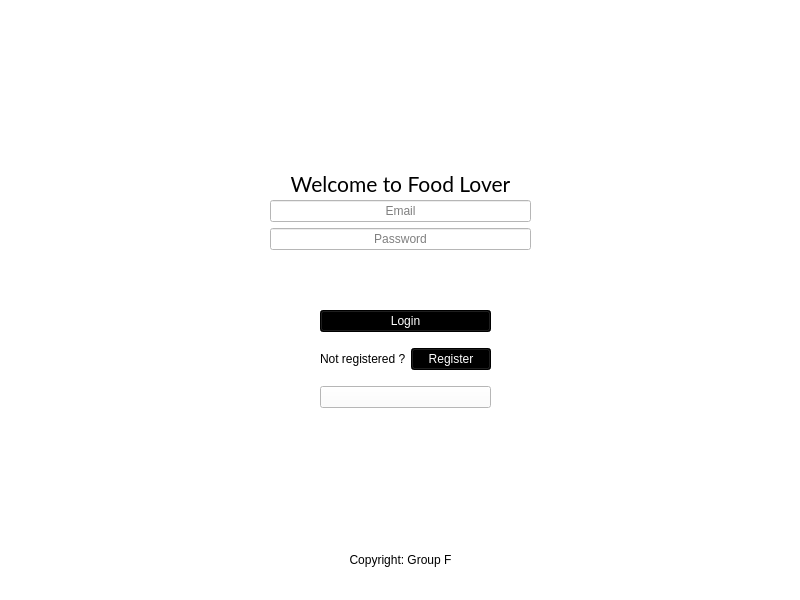
First picture: the form in main_window.ui, repository jonnyjm/Food_Lover_Ultimate, before the edit.
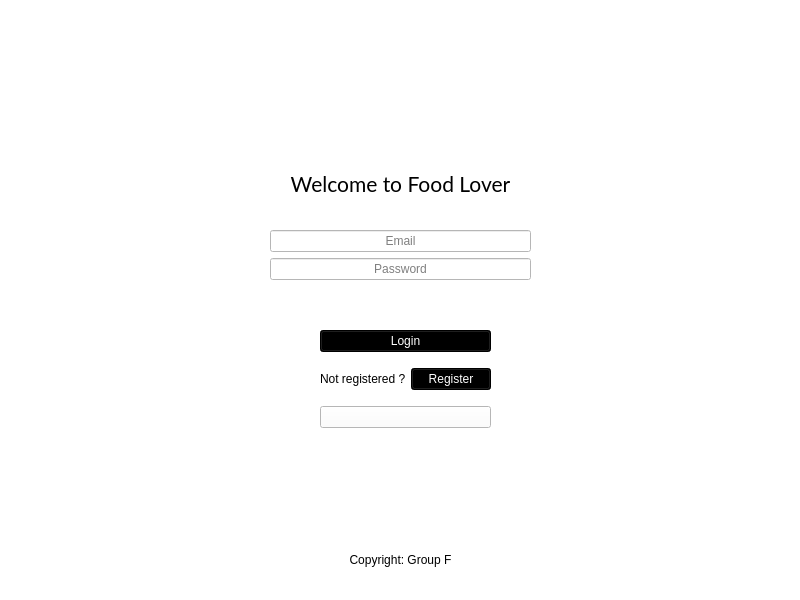
Second picture: the form after the edit. Icons and pictures are not drawn.

Diff of the .ui file:
```diff
--- a/main_window.ui
+++ b/main_window.ui
@@ -96,7 +96,7 @@
     <property name="geometry">
      <rect>
       <x>270</x>
-      <y>200</y>
+      <y>230</y>
       <width>261</width>
       <height>91</height>
      </rect>
@@ -130,6 +130,9 @@
      </item>
      <item>
       <widget class="QLabel" name="login_error">
+       <property name="styleSheet">
+        <string notr="true">color: rgb(255, 96, 96);</string>
+       </property>
        <property name="text">
         <string/>
        </property>
@@ -144,7 +147,7 @@
     <property name="geometry">
      <rect>
       <x>320</x>
-      <y>300</y>
+      <y>320</y>
       <width>171</width>
       <height>118</height>
      </rect>
```
Left out of the diff: 2 changed lines with no effect on the pictures.
